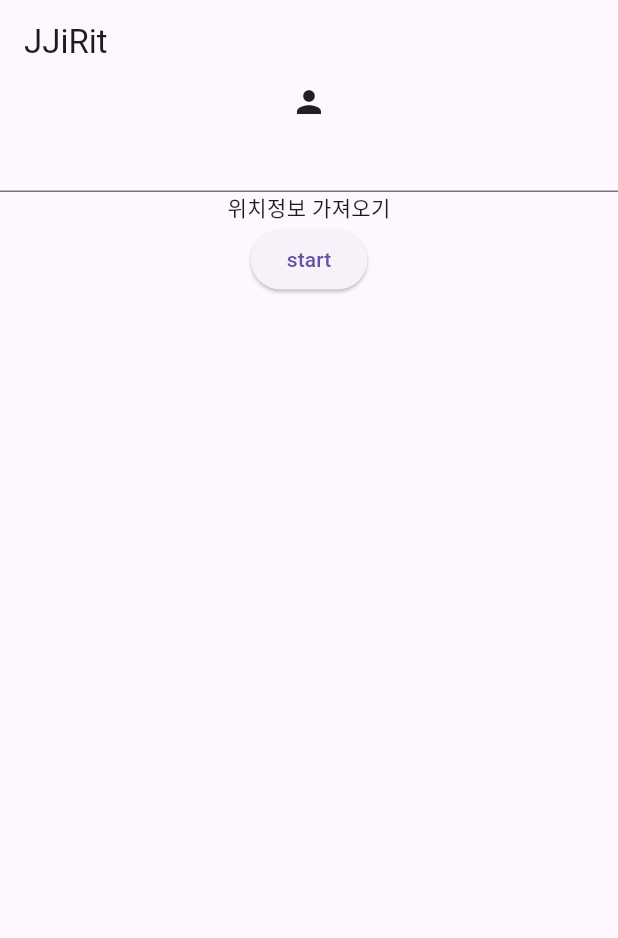
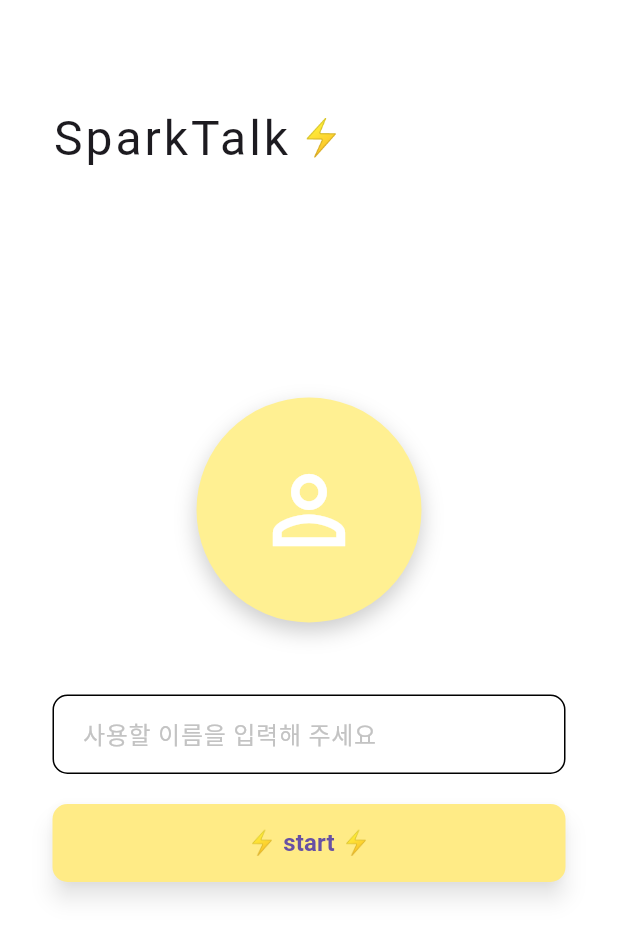
Before and after one commit to yunhanjo/project_team3_gps_based_chat_app, a Flutter app: the screen it shows after launch, on a phone screen of 412 x 824 dp. Shown: the top 938 px of the screen. Run offline on Flutter 3.47's test engine with Material 3 defaults, Android fonts, the light colour scheme and no system bars; our stand-ins replace cloud_firestore, dio, firebase_core, geolocator; accounts and stored records are empty.

Commit message:
✨ ui수정

```diff
--- a/lib/pages/welcome/welcome_page.dart
+++ b/lib/pages/welcome/welcome_page.dart
@@ -1,35 +1,156 @@
 import 'package:flutter/material.dart';
+import 'package:project_team3_gps_based_chat_app/common/color.dart';
 import 'package:project_team3_gps_based_chat_app/common/repository/vworld_repository.dart';
 import 'package:project_team3_gps_based_chat_app/pages/welcome/geolocator_helper.dart';
 
+String? address;
+
 class WelcomePage extends StatelessWidget {
-  TextEditingController controller = TextEditingController();
-  VworldRepository vworld = VworldRepository();
+  WelcomePage({super.key});
+
+  final _formKey = GlobalKey<FormState>();
+  final TextEditingController controller = TextEditingController();
+  final VworldRepository vworld = VworldRepository();
 
   @override
   Widget build(BuildContext context) {
     return Scaffold(
-      appBar: AppBar(title: Text('JJiRit')),
-      body: Column(
+      backgroundColor: Colors.white,
+      body: SafeArea(
+        child: Container(
+          padding: const EdgeInsets.symmetric(horizontal: 35, vertical: 35),
+          child: Form(
+            key: _formKey,
+            child: Column(
               children: [
-          Icon(Icons.person),
-          TextField(controller: controller, maxLines: 1),
-          GestureDetector(
-            onTap: () async {
+                const SizedBox(height: 34),
+                Row(
+                  children: const [
+                    Text(
+                      'SparkTalk',
+                      style: TextStyle(fontSize: 32, letterSpacing: 2),
+                    ),
+                    SizedBox(width: 6),
+                    Text('⚡', style: TextStyle(fontSize: 24)),
+                  ],
+                ),
+                const SizedBox(height: 150),
+
+                // 프로필
+                Container(
+                  width: 150,
+                  height: 150,
+                  decoration: BoxDecoration(
+                    color: AppColor.myProfilColor,
+                    shape: BoxShape.circle,
+                    boxShadow: [
+                      BoxShadow(
+                        color: Colors.black.withOpacity(0.20),
+                        blurRadius: 12,
+                        offset: const Offset(0, 6),
+                      ),
+                    ],
+                  ),
+                  child: const Center(
+                    child: Icon(
+                      Icons.person_outline,
+                      size: 72,
+                      color: Colors.white,
+                    ),
+                  ),
+                ),
+
+                const SizedBox(height: 48),
+
+                // 이름 입력창
+                TextFormField(
+                  controller: controller,
+                  maxLines: 1,
+                  textInputAction: TextInputAction.done,
+                  decoration: InputDecoration(
+                    hintText: '사용할 이름을 입력해 주세요',
+                    hintStyle: TextStyle(color: AppColor.hintTextColor),
+                    filled: true,
+                    fillColor: Colors.white,
+                    contentPadding: const EdgeInsets.symmetric(
+                      horizontal: 16,
+                      vertical: 14,
+                    ),
+                    enabledBorder: OutlineInputBorder(
+                      borderRadius: BorderRadius.circular(10),
+                      borderSide: const BorderSide(
+                        color: Colors.black,
+                        width: 1,
+                      ),
+                    ),
+                    focusedBorder: OutlineInputBorder(
+                      borderRadius: BorderRadius.circular(10),
+                      borderSide: const BorderSide(
+                        color: AppColor.yellowBoxColor,
+                        width: 2,
+                      ),
+                    ),
+                  ),
+                  // 이름 검증
+                  validator: (value) {
+                    final input = value?.trim() ?? '';
+
+                    if (input.isEmpty) {
+                      return '이름을 입력해 주세요.';
+                    }
+                    if (input.length < 2) {
+                      return '이름은 두 글자 이상이어야 합니다.';
+                    }
+                    final validPattern = RegExp(r'^[가-힣a-zA-Z0-9]+$');
+                    if (!validPattern.hasMatch(input)) {
+                      return '특수문자는 사용할 수 없습니다.';
+                    }
+                    return null;
+                  },
+                ),
+
+                const SizedBox(height: 20),
+
+                // start 버튼
+                SizedBox(
+                  width: double.infinity,
+                  height: 52,
+                  child: ElevatedButton(
+                    style: ElevatedButton.styleFrom(
+                      elevation: 6,
+                      backgroundColor: AppColor.yellowBoxColor,
+                      shape: RoundedRectangleBorder(
+                        borderRadius: BorderRadius.circular(10),
+                      ),
+                      shadowColor: Colors.black.withOpacity(0.50),
+                    ),
+                    onPressed: () async {
+                      // 버튼 누를 때 검증 실행
+                      if (_formKey.currentState!.validate()) {
                         final position = await GeolocatorHelper.getPosition();
                         if (position != null) {
-                print(' dkkkkkkkkkk');
+                          final locals = await vworld.findByLatLng(
+                            position.latitude,
+                            position.longitude,
+                          );
+                          address = locals[0];
+                        }
+                        // TODO: 다음 페이지 이동
                       }
                     },
-            child: Text('위치정보 가져오기'),
+                    child: const Text(
+                      '⚡ start ⚡',
+                      style: TextStyle(
+                        fontSize: 16,
+                        fontWeight: FontWeight.w600,
                       ),
-          ElevatedButton(
-            onPressed: () {
-              vworld.findByLatLng(35, 129);
-            },
-            child: Text('start'),
+                    ),
+                  ),
                 ),
               ],
+            ),
+          ),
+        ),
       ),
     );
   }
--- a/pubspec.yaml
+++ b/pubspec.yaml
@@ -40,6 +40,8 @@ dependencies:
   riverpod_annotation: ^2.6.1
   dio: ^5.9.0
   geolocator: ^14.0.2
+  image_picker: ^1.0.4
+  device_info_plus: ^11.5.0
 
 dev_dependencies:
   flutter_test:
```
Also changed, not shown: lib/common/color.dart (+10 -37 lines), pubspec.lock, 5 other files. Lines whose indentation alone changed are shown as unchanged.
